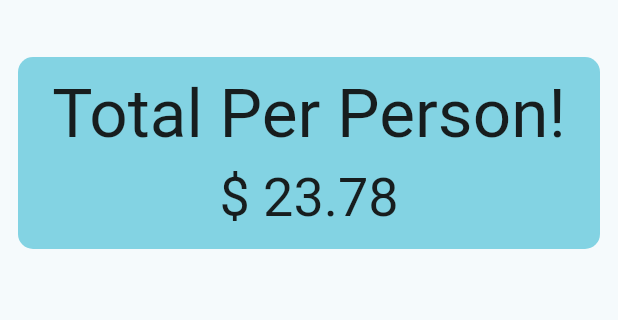
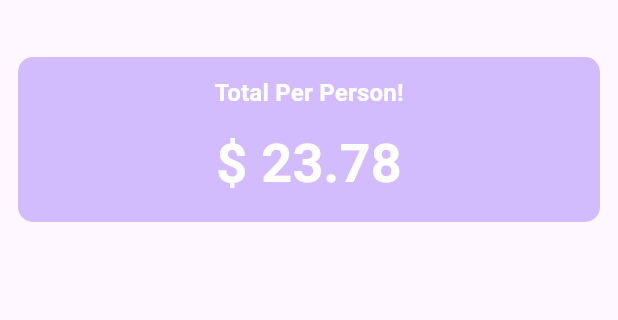
Before and after one commit to PradeepVerma-55/utip_app, a Flutter app: the screen it shows after launch, on a phone screen of 412 x 824 dp, the part 63-383 px from its top. Run offline on Flutter 3.47's test engine with Material 3 defaults, Android fonts, the light colour scheme and no system bars.

Commit message:
Add  Style

```diff
--- a/lib/main.dart
+++ b/lib/main.dart
@@ -13,7 +13,7 @@ class MyApp extends StatelessWidget {
     return MaterialApp(
       title: 'UTip App',
       theme: ThemeData(
-        colorScheme: ColorScheme.fromSeed(seedColor: Colors.cyan),
+        colorScheme: ColorScheme.fromSeed(seedColor: Colors.deepPurple),
         useMaterial3: true,
       ),
       home: const UTip(),
@@ -31,6 +31,10 @@ class _UTipState extends State<UTip> {
   @override
   Widget build(BuildContext context) {
     var theme = Theme.of(context);
+    final style=theme.textTheme.titleMedium!.copyWith(
+      color: theme.colorScheme.onPrimary,
+      fontWeight: FontWeight.bold,
+    );
     return Scaffold(
       appBar: AppBar(title: const Text('UTip')),
       // Add padding around the page so content is inset from the screen edges.
@@ -49,10 +53,14 @@ class _UTipState extends State<UTip> {
                 children: [
                   Text(
                     'Total Per Person!',
-                    style: theme.textTheme.displayMedium,
+                    style: style,
                   ),
                   SizedBox(height: 8),
-                  Text("\$ 23.78", style: theme.textTheme.displaySmall),
+                  Text("\$ 23.78",
+                  style: style.copyWith(
+                    color: theme.colorScheme.onPrimary,
+                    fontSize: theme.textTheme.displaySmall?.fontSize,
+                    )),
                 ],
               ),
             ),
```
